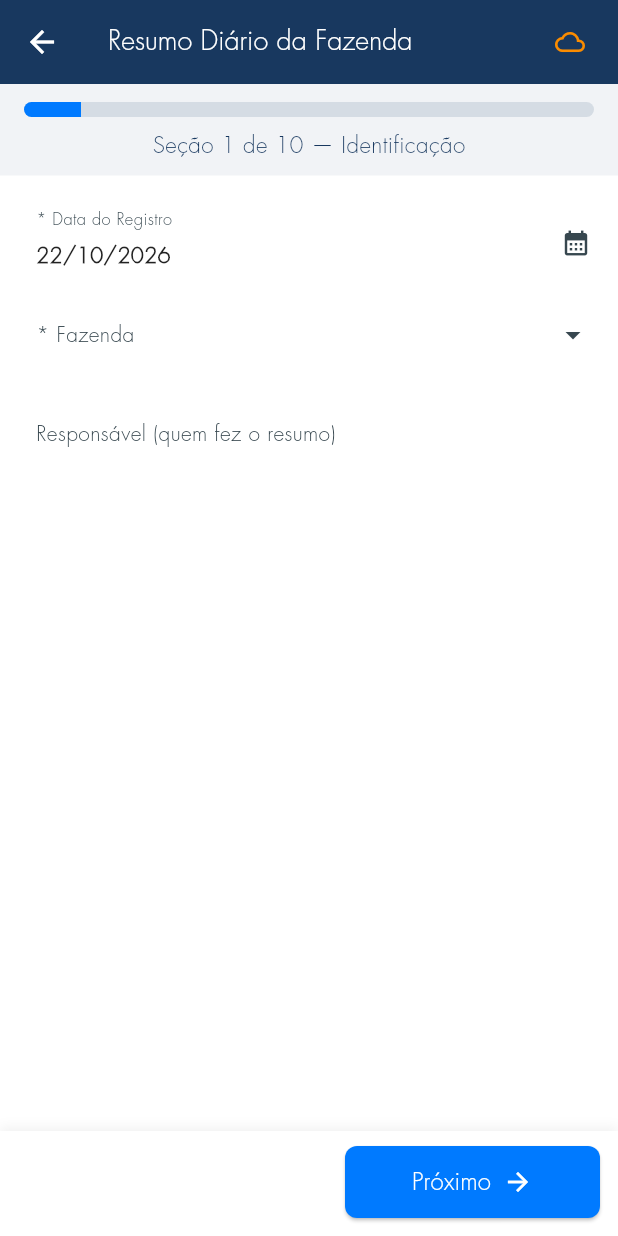
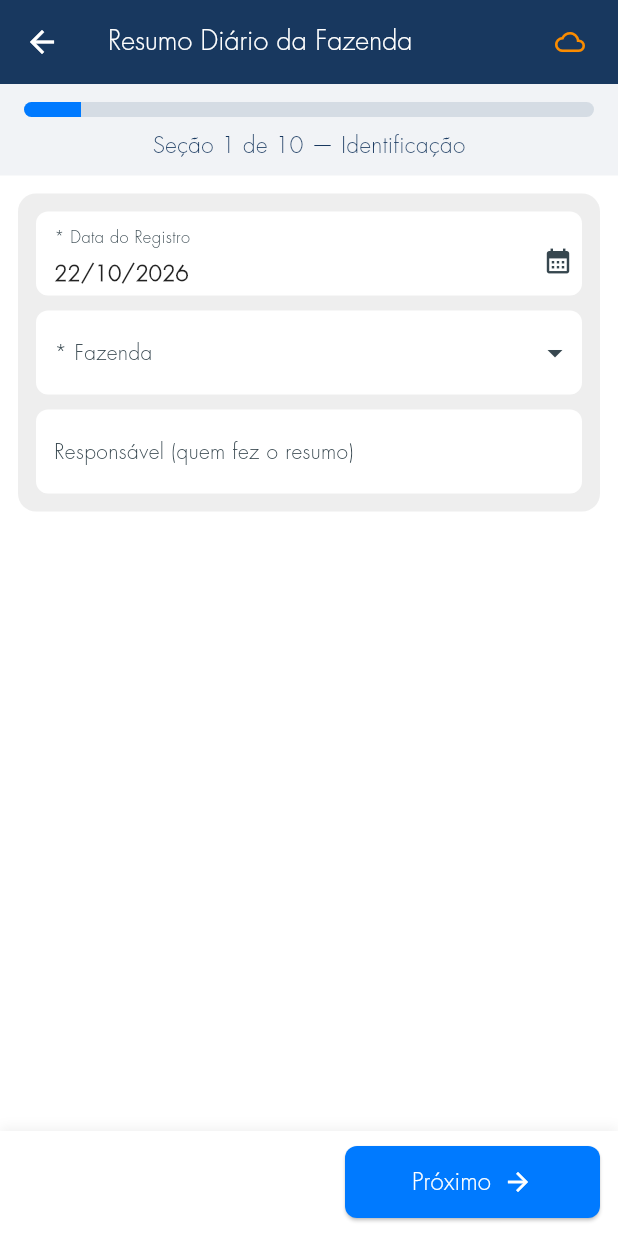
Before and after one commit to boivirtual/aplicativo-mobile, a Flutter app: the ResumoDiarioScreen screen opened directly, on a phone screen of 412 x 824 dp. Run offline on Flutter 3.47's test engine with Material 3 defaults, Android fonts, the phone set to English and light mode, and no system bars; our stand-ins replace connectivity_plus, fl_chart, flutter_map, latlong2, package_info_plus, shared_preferences and 1 more; accounts and stored records are empty.

Commit message:
Resumo Diario: campos no painel cinza (build 3.0.0+10220843)
Co-Authored-By: Claude Opus 5.5 <noreply@anthropic.com>

```diff
--- a/lib/screens/resumo_diario_screen.dart
+++ b/lib/screens/resumo_diario_screen.dart
@@ -109,7 +109,20 @@ class _ResumoDiarioScreenState extends State<ResumoDiarioScreen> {
           Expanded(
             child: ListView(
               padding: const EdgeInsets.fromLTRB(12, 12, 12, 16),
-              children: _camposDaSecao(),
+              children: [
+                // painel cinza com as caixas brancas, como nas outras telas
+                Container(
+                  padding: const EdgeInsets.all(12),
+                  decoration: BoxDecoration(
+                    color: Colors.grey[200],
+                    borderRadius: BorderRadius.circular(12),
+                  ),
+                  child: Column(
+                    crossAxisAlignment: CrossAxisAlignment.stretch,
+                    children: _camposDaSecao(),
+                  ),
+                ),
+              ],
             ),
           ),
           // Próximo fixo embaixo, como no modelo
--- a/pubspec.yaml
+++ b/pubspec.yaml
@@ -8,7 +8,7 @@ publish_to: 'none'
 # sempre que uma build nova for gerada pra teste (a hora importa: pode sair
 # mais de uma build no mesmo dia), é assim que o testador confirma na tela
 # "Atualizações" qual versão está rodando no aparelho.
-version: 3.0.0+10220835
+version: 3.0.0+10220843
 
 environment:
   sdk: ^3.10.0
```
